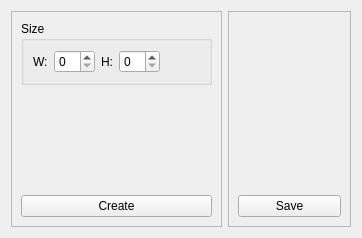
Before: the Qt Designer form Qt/my_programm/Creator_buttons/src/creatorbutton/src/ui/creatorbutton.ui in RinatB2017/mega_GIT, drawn with Qt 5.
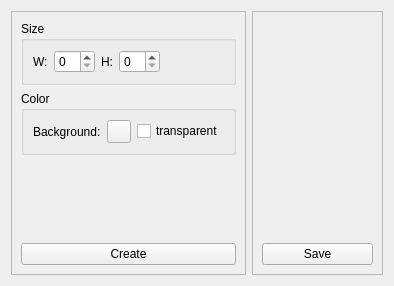
After: the same form once the commit is applied. Custom widgets are drawn as their Qt base class.

What changed in the file:
```diff
--- a/Qt/my_programm/Creator_buttons/src/creatorbutton/src/ui/creatorbutton.ui
+++ b/Qt/my_programm/Creator_buttons/src/creatorbutton/src/ui/creatorbutton.ui
@@ -6,8 +6,8 @@
    <rect>
     <x>0</x>
     <y>0</y>
-    <width>362</width>
-    <height>238</height>
+    <width>394</width>
+    <height>286</height>
    </rect>
   </property>
   <property name="sizePolicy">
@@ -89,6 +89,38 @@
         </layout>
        </widget>
       </item>
+      <item>
+       <widget class="QGroupBox" name="groupBox_2">
+        <property name="title">
+         <string>Color</string>
+        </property>
+        <layout class="QHBoxLayout" name="horizontalLayout_3">
+         <item>
+          <widget class="QLabel" name="label_9">
+           <property name="sizePolicy">
+            <sizepolicy hsizetype="Fixed" vsizetype="Preferred">
+             <horstretch>0</horstretch>
+             <verstretch>0</verstretch>
+            </sizepolicy>
+           </property>
+           <property name="text">
+            <string>Background:</string>
+           </property>
+          </widget>
+         </item>
+         <item>
+          <widget class="QToolButton" name="btn_background_color"/>
+         </item>
+         <item>
+          <widget class="QCheckBox" name="cb_background_color_transparent">
+           <property name="text">
+            <string>transparent</string>
+           </property>
+          </widget>
+         </item>
+        </layout>
+       </widget>
+      </item>
       <item>
        <layout class="QGridLayout" name="gridLayout">
         <item row="0" column="0">
```
